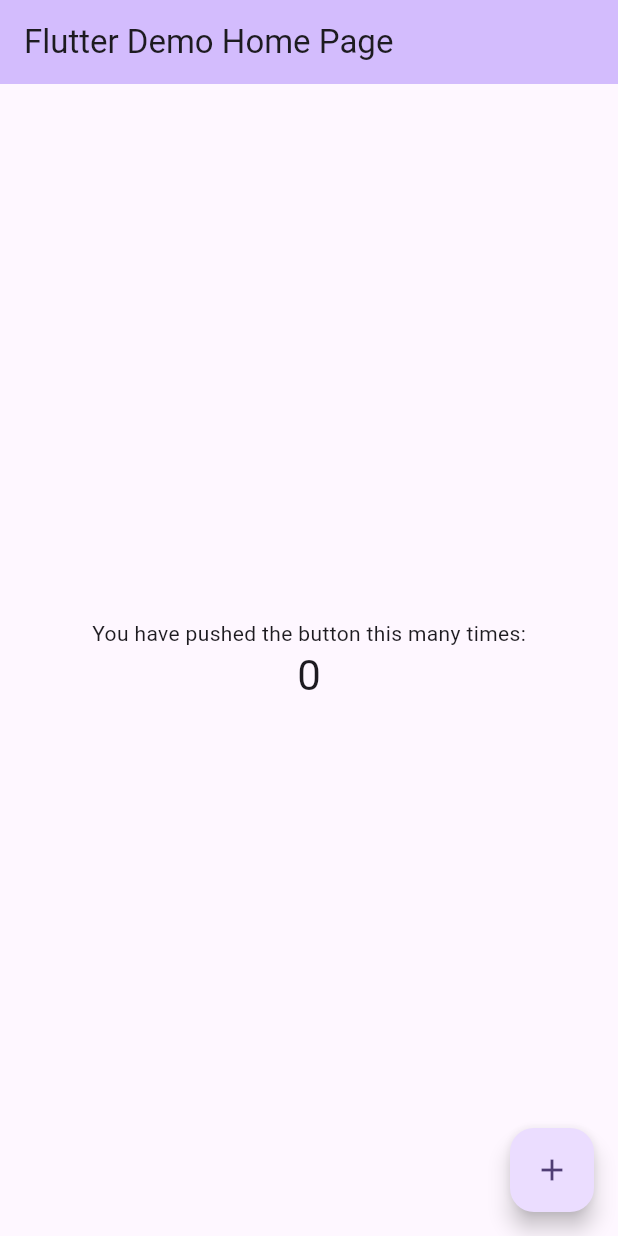
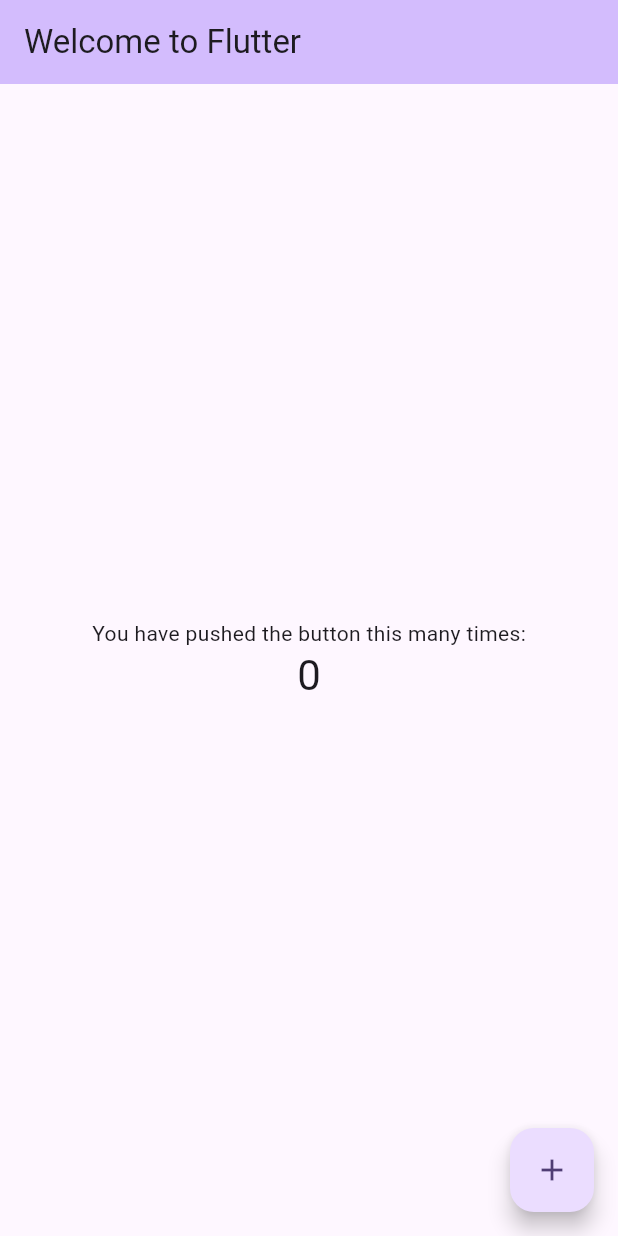
Before and after one commit to eng-ahmedabdo/Test_github, a Flutter app: the screen it shows after launch, on a phone screen of 412 x 824 dp. Run offline on Flutter 3.47's test engine with Material 3 defaults, Android fonts, the phone set to English and light mode, and no system bars.

Commit message:
Update main file
- remove debugModeBanner
- change appar title

```diff
--- a/lib/main.dart
+++ b/lib/main.dart
@@ -11,6 +11,7 @@ class MyApp extends StatelessWidget {
   @override
   Widget build(BuildContext context) {
     return MaterialApp(
+      debugShowCheckedModeBanner: false,
       title: 'Flutter Demo',
       theme: ThemeData(
         // This is the theme of your application.
@@ -30,7 +31,7 @@ class MyApp extends StatelessWidget {
         // tested with just a hot reload.
         colorScheme: ColorScheme.fromSeed(seedColor: Colors.deepPurple),
       ),
-      home: const MyHomePage(title: 'Flutter Demo Home Page'),
+      home: const MyHomePage(title: 'Welcome to Flutter'),
     );
   }
 }
```
